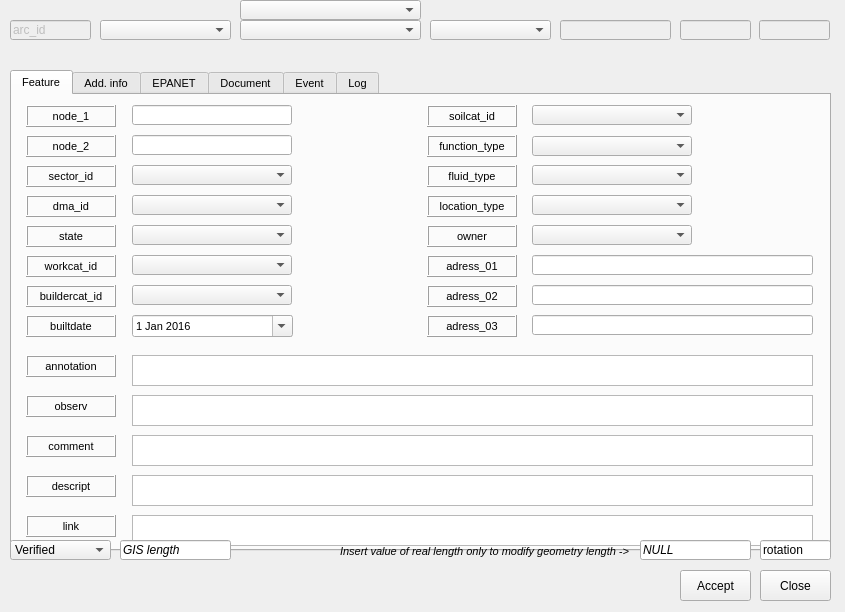
Qt form ui/ws_arc.ui (Giswater/giswater_qgis_plugin) before a commit.
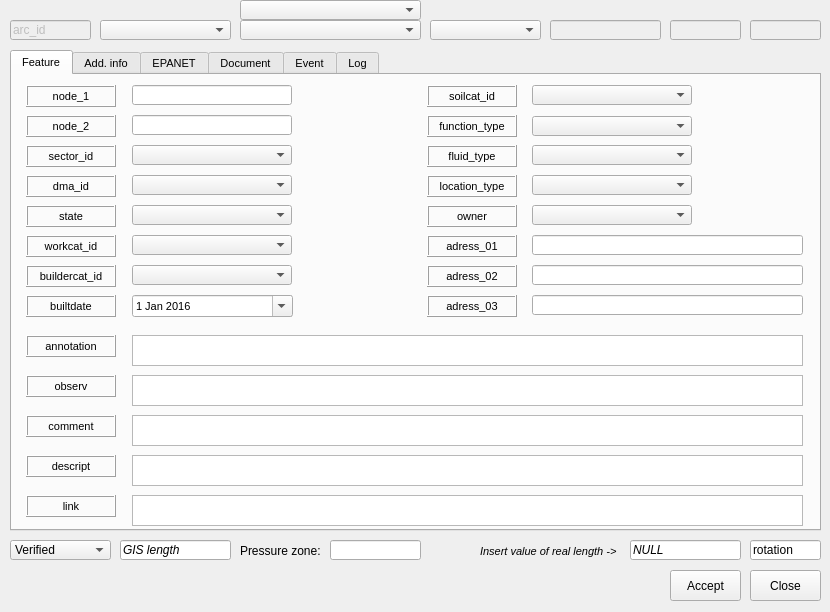
The same form after that commit.

Commit message: Update WS forms

Patch:
```diff
--- a/ui/ws_arc.ui
+++ b/ui/ws_arc.ui
@@ -6,19 +6,19 @@
    <rect>
     <x>0</x>
     <y>0</y>
-    <width>845</width>
+    <width>830</width>
     <height>612</height>
    </rect>
   </property>
   <property name="minimumSize">
    <size>
-    <width>845</width>
+    <width>830</width>
     <height>585</height>
    </size>
   </property>
   <property name="maximumSize">
    <size>
-    <width>845</width>
+    <width>830</width>
     <height>615</height>
    </size>
   </property>
@@ -32,8 +32,8 @@
    <property name="geometry">
     <rect>
      <x>10</x>
-     <y>70</y>
-     <width>821</width>
+     <y>50</y>
+     <width>811</width>
      <height>481</height>
     </rect>
    </property>
@@ -283,7 +283,7 @@
       <rect>
        <x>520</x>
        <y>190</y>
-       <width>281</width>
+       <width>271</width>
        <height>20</height>
       </rect>
      </property>
@@ -365,7 +365,7 @@
       <rect>
        <x>520</x>
        <y>160</y>
-       <width>281</width>
+       <width>271</width>
        <height>20</height>
       </rect>
      </property>
@@ -421,7 +421,7 @@
       <rect>
        <x>120</x>
        <y>300</y>
-       <width>681</width>
+       <width>671</width>
        <height>31</height>
       </rect>
      </property>
@@ -477,7 +477,7 @@
       <rect>
        <x>120</x>
        <y>260</y>
-       <width>681</width>
+       <width>671</width>
        <height>31</height>
       </rect>
      </property>
@@ -915,7 +915,7 @@
       <rect>
        <x>520</x>
        <y>220</y>
-       <width>281</width>
+       <width>271</width>
        <height>20</height>
       </rect>
      </property>
@@ -994,7 +994,7 @@
       <rect>
        <x>120</x>
        <y>340</y>
-       <width>681</width>
+       <width>671</width>
        <height>31</height>
       </rect>
      </property>
@@ -1004,7 +1004,7 @@
       <rect>
        <x>120</x>
        <y>380</y>
-       <width>681</width>
+       <width>671</width>
        <height>31</height>
       </rect>
      </property>
@@ -1014,7 +1014,7 @@
       <rect>
        <x>120</x>
        <y>420</y>
-       <width>681</width>
+       <width>671</width>
        <height>31</height>
       </rect>
      </property>
@@ -2576,7 +2576,7 @@
   <widget class="QLineEdit" name="rotation">
    <property name="geometry">
     <rect>
-     <x>760</x>
+     <x>750</x>
      <y>540</y>
      <width>71</width>
      <height>20</height>
@@ -2602,7 +2602,7 @@
    </property>
    <property name="geometry">
     <rect>
-     <x>759</x>
+     <x>750</x>
      <y>20</y>
      <width>71</width>
      <height>20</height>
@@ -2638,7 +2638,7 @@
   <widget class="QLineEdit" name="custom_length">
    <property name="geometry">
     <rect>
-     <x>640</x>
+     <x>630</x>
      <y>540</y>
      <width>111</width>
      <height>20</height>
@@ -2656,9 +2656,9 @@
   <widget class="QLabel" name="label_arc_custom_length">
    <property name="geometry">
     <rect>
-     <x>340</x>
+     <x>480</x>
      <y>540</y>
-     <width>301</width>
+     <width>151</width>
      <height>22</height>
     </rect>
    </property>
@@ -2675,7 +2675,7 @@
     <enum>QFrame::Plain</enum>
    </property>
    <property name="text">
-    <string>Insert value of real length only to modify geometry length -&gt;</string>
+    <string>Insert value of real length -&gt;</string>
    </property>
    <property name="textFormat">
     <enum>Qt::AutoText</enum>
@@ -2696,7 +2696,7 @@
    </property>
    <property name="geometry">
     <rect>
-     <x>680</x>
+     <x>670</x>
      <y>20</y>
      <width>71</width>
      <height>20</height>
@@ -2717,7 +2717,7 @@
    </property>
    <property name="geometry">
     <rect>
-     <x>560</x>
+     <x>550</x>
      <y>20</y>
      <width>111</width>
      <height>20</height>
@@ -2737,7 +2737,7 @@
     <rect>
      <x>430</x>
      <y>20</y>
-     <width>121</width>
+     <width>111</width>
      <height>20</height>
     </rect>
    </property>
@@ -2780,7 +2780,7 @@
   <widget class="QPushButton" name="btn_accept">
    <property name="geometry">
     <rect>
-     <x>680</x>
+     <x>670</x>
      <y>570</y>
      <width>71</width>
      <height>31</height>
@@ -2793,7 +2793,7 @@
   <widget class="QPushButton" name="btn_close">
    <property name="geometry">
     <rect>
-     <x>760</x>
+     <x>750</x>
      <y>570</y>
      <width>71</width>
      <height>31</height>
@@ -2803,6 +2803,52 @@
     <string>Close</string>
    </property>
   </widget>
+  <widget class="QLabel" name="label_pressure_zone">
+   <property name="geometry">
+    <rect>
+     <x>240</x>
+     <y>540</y>
+     <width>90</width>
+     <height>22</height>
+    </rect>
+   </property>
+   <property name="font">
+    <font>
+     <pointsize>9</pointsize>
+    </font>
+   </property>
+   <property name="frameShape">
+    <enum>QFrame::NoFrame</enum>
+   </property>
+   <property name="frameShadow">
+    <enum>QFrame::Plain</enum>
+   </property>
+   <property name="text">
+    <string>Pressure zone:</string>
+   </property>
+   <property name="textFormat">
+    <enum>Qt::AutoText</enum>
+   </property>
+   <property name="scaledContents">
+    <bool>false</bool>
+   </property>
+   <property name="alignment">
+    <set>Qt::AlignLeading|Qt::AlignLeft|Qt::AlignVCenter</set>
+   </property>
+   <property name="margin">
+    <number>3</number>
+   </property>
+  </widget>
+  <widget class="QLineEdit" name="presszonecat_id">
+   <property name="geometry">
+    <rect>
+     <x>330</x>
+     <y>540</y>
+     <width>91</width>
+     <height>20</height>
+    </rect>
+   </property>
+  </widget>
  </widget>
  <resources/>
  <connections/>
```
Left out of the diff: 2 changed lines with no effect on the pictures. The commit also changes 2 other files.
